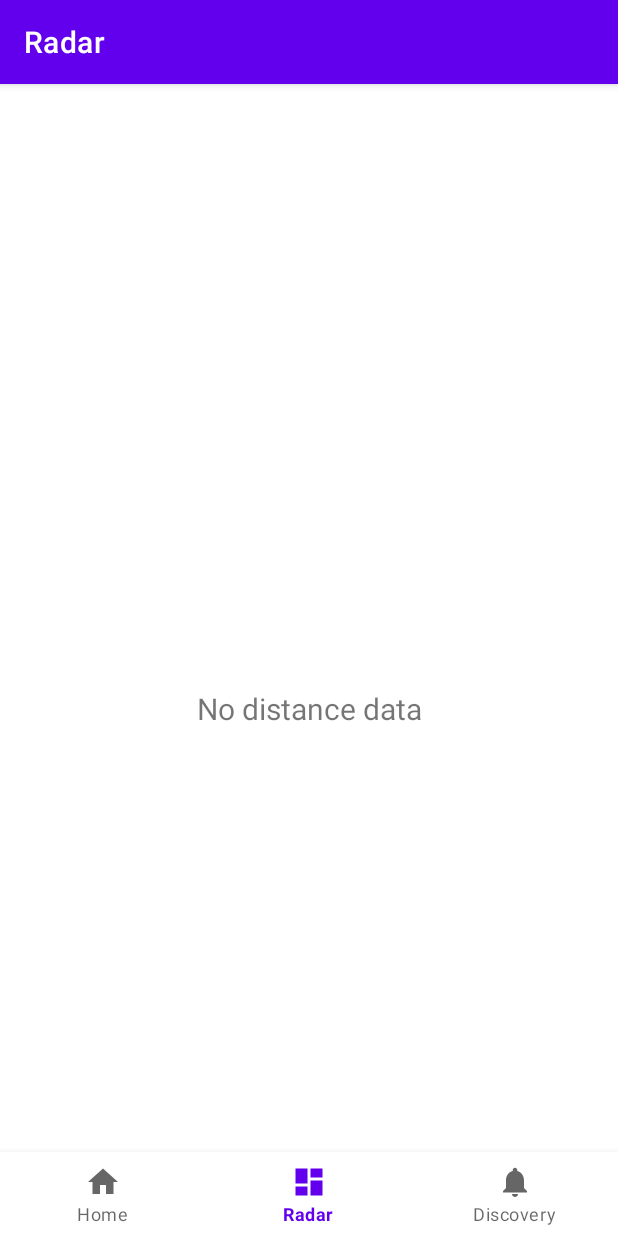
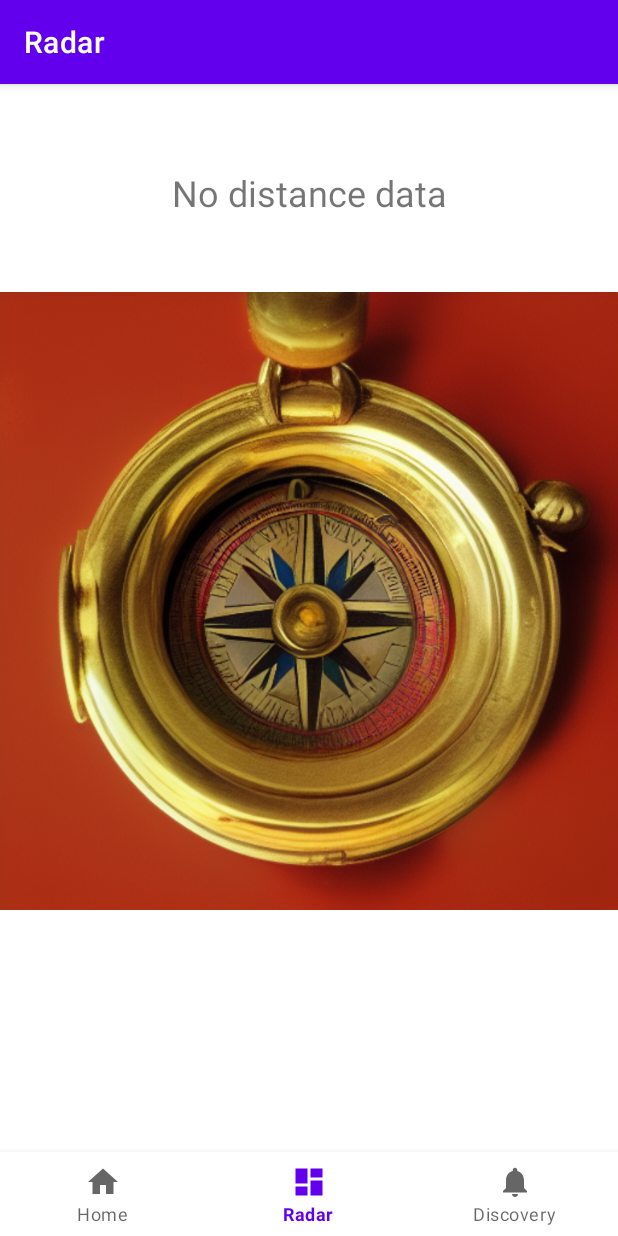
Before and after one commit to ruitaomu/DiscoverySite, an Android app: the screen it shows after launch (MainActivity), item 2 of the bottom bar chosen, on a phone screen of 412 x 824 dp. Run offline under Robolectric (Android 15) with nearby library versions, the light colour scheme and no system bars; our stand-ins replace Room's generated code, navigation-ui.

Commit message:
More features

```diff
--- a/app/src/main/java/com/jfighter/discoverysite/ui/discovery/DiscoveryViewModel.java
+++ b/app/src/main/java/com/jfighter/discoverysite/ui/discovery/DiscoveryViewModel.java
@@ -74,7 +74,7 @@ public class DiscoveryViewModel extends AndroidViewModel  implements LocationLis
                 Log.d(TAG, "Discovered a site!");
                 PoiInfo poi = Helper.POI().getPOIByLocation(nearestTargetLocation);
                 if (poi != null) {
-                    mDiscoveredItemRepository.insert(new DiscoveryItem(poi.getmDescription()));
+                    mDiscoveredItemRepository.insert(new DiscoveryItem(poi.getmSiteName()));
                 } else {
                     Log.e(TAG, "Discovered site location is missing in target list");
                 }
--- a/app/src/main/java/com/jfighter/discoverysite/ui/home/HomeFragment.java
+++ b/app/src/main/java/com/jfighter/discoverysite/ui/home/HomeFragment.java
@@ -35,8 +35,11 @@ public class HomeFragment extends Fragment {
         binding = FragmentHomeBinding.inflate(inflater, container, false);
         View root = binding.getRoot();
 
-        final ImageView imageView = binding.imageView;
-        imageView.setImageResource(R.drawable.arrow);
+        final ImageView arrowView = binding.homeCompassArrowView;
+        arrowView.setImageResource(R.drawable.arrow);
+        final ImageView bgView = binding.homeBackgroundView;
+        bgView.setImageAlpha(64);
+        bgView.setImageResource(R.drawable.homecompassbg);
 
         final TextView textView = binding.textView;
         homeViewModel.getText().observe(getViewLifecycleOwner(), textView::setText);
@@ -46,7 +49,7 @@ public class HomeFragment extends Fragment {
             @Override
             public void onChanged(Float newBearing) {
                 if (newBearing != null) {
-                    imageView.setRotation(newBearing);
+                    arrowView.setRotation(newBearing);
                 }
             }
         };
--- a/app/src/main/java/com/jfighter/discoverysite/ui/radar/RadarFragment.java
+++ b/app/src/main/java/com/jfighter/discoverysite/ui/radar/RadarFragment.java
@@ -8,12 +8,14 @@ import android.view.Gravity;
 import android.view.LayoutInflater;
 import android.view.View;
 import android.view.ViewGroup;
+import android.widget.ImageView;
 import android.widget.TextView;
 
 import androidx.annotation.NonNull;
 import androidx.fragment.app.Fragment;
 import androidx.lifecycle.ViewModelProvider;
 
+import com.jfighter.discoverysite.R;
 import com.jfighter.discoverysite.databinding.FragmentRadarBinding;
 import com.jfighter.discoverysite.ui.discovery.PopupDetailsWindow;
 import com.jfighter.discoverysite.util.Helper;
@@ -36,15 +38,20 @@ public class RadarFragment extends Fragment {
         binding = FragmentRadarBinding.inflate(inflater, container, false);
         View root = binding.getRoot();
 
-        final TextView textView = binding.textDashboard;
+        final ImageView imageView = binding.imageViewRadar;
+        imageView.setImageResource(R.drawable.radar);
+
+        final TextView textView = binding.textRadardisp;
         radarViewModel.getText().observe(getViewLifecycleOwner(), text -> {
             try {
                 Log.d(TAG, "Text change observed: "+text);
                 Double.parseDouble(text);
                 textView.setText(text);
+                imageView.setImageResource(R.drawable.radar);
             } catch (NumberFormatException e) {
                 if (text.equals("No distance data")) {
                     textView.setText(text);
+                    imageView.setImageResource(R.drawable.radar);
                 } else {
                     PopupDetailsWindow popupWindow = new PopupDetailsWindow(getContext(), text);
                     popupWindow.showAtLocation(getView(), Gravity.CENTER, 0, 0);
--- a/app/src/main/java/com/jfighter/discoverysite/ui/radar/RadarViewModel.java
+++ b/app/src/main/java/com/jfighter/discoverysite/ui/radar/RadarViewModel.java
@@ -11,6 +11,7 @@ import androidx.lifecycle.AndroidViewModel;
 import androidx.lifecycle.LiveData;
 import androidx.lifecycle.MutableLiveData;
 
+import com.jfighter.discoverysite.database.DiscoveryItem;
 import com.jfighter.discoverysite.database.DiscoveryItemRepository;
 import com.jfighter.discoverysite.util.Coordinate;
 import com.jfighter.discoverysite.util.Helper;
@@ -25,7 +26,7 @@ public class RadarViewModel extends AndroidViewModel implements  LocationListene
 
     private final static String TAG = "RadarViewModel";
     private final MutableLiveData<String> mText;
-
+    DiscoveryItemRepository mDiscoveredItemRepository;
     private final ArrayList<Location> mTargetLocations;
 
     public RadarViewModel(Application application) {
@@ -37,8 +38,8 @@ public class RadarViewModel extends AndroidViewModel implements  LocationListene
 
         mTargetLocations = new ArrayList<>();
 
-        DiscoveryItemRepository discoveredItemRepository = Helper.getDiscoveryItemRepository(application);
-        List<String> discoveredNames = discoveredItemRepository.retrieveAllNames();
+        mDiscoveredItemRepository = Helper.getDiscoveryItemRepository(application);
+        List<String> discoveredNames = mDiscoveredItemRepository.retrieveAllNames();
 
         Enumeration<String> names = pois.getNames();
         while (names.hasMoreElements()) {
@@ -78,7 +79,8 @@ public class RadarViewModel extends AndroidViewModel implements  LocationListene
                 Log.d(TAG, "Discovered a site!");
                 PoiInfo poi = Helper.POI().getPOIByLocation(nearestTargetLocation);
                 if (poi != null) {
-                    mText.setValue(poi.getmDescription());
+                    mText.setValue(poi.getmSiteName());
+                    mDiscoveredItemRepository.insert(new DiscoveryItem(poi.getmSiteName()));
                 } else {
                     Log.e(TAG, "Discovered site location is missing in target list");
                 }
--- a/app/src/main/java/com/jfighter/discoverysite/util/Helper.java
+++ b/app/src/main/java/com/jfighter/discoverysite/util/Helper.java
@@ -62,8 +62,19 @@ public class Helper {
             return null;
         }
 
-
-        locationManager.requestLocationUpdates(LocationManager.GPS_PROVIDER, 0, 0, listener);
+        boolean needApprove = true;
+        while (needApprove) {
+            try {
+                locationManager.requestLocationUpdates(LocationManager.GPS_PROVIDER, 0, 0, listener);
+                needApprove = false;
+            } catch (SecurityException e) {
+                try {
+                    Thread.sleep(500);
+                } catch (InterruptedException ex) {
+                    throw new RuntimeException(ex);
+                }
+            }
+        }
         return listener;
     }
 
@@ -132,11 +143,14 @@ public class Helper {
                 double lng = coordinates.getDouble(1);
                 String filename = item.getString("imgname");
                 String type = item.getString("type");
+                String desc = item.getString("description");
                 Log.d(TAG, "Name: " + name);
                 Log.d(TAG, "Coordinates: " + lat + ", " + lng);
                 Log.d(TAG, "Filename: " + filename);
                 Log.d(TAG, "Type: " + type);
-                poiList.addPOI(name, new PoiInfo(new Coordinate(lat, lng), filename, name, type));
+                poiList.addPOI(name, new PoiInfo(new Coordinate(lat, lng),
+                                                    filename,
+                                                    name, type, desc));
             }
         } catch (JSONException e) {
             e.printStackTrace();
--- a/app/src/main/java/com/jfighter/discoverysite/util/PoiInfo.java
+++ b/app/src/main/java/com/jfighter/discoverysite/util/PoiInfo.java
@@ -1,16 +1,21 @@
 package com.jfighter.discoverysite.util;
 
 public class PoiInfo {
-    private Coordinate mCoordinate;
-    private String mImageName;
-    private String mDescription;
-    private String mType;
+    private final String mDescription;
+    private final Coordinate mCoordinate;
+    private final String mImageName;
+    private final String mSiteName;
+    private final String mType;
 
-    public PoiInfo(Coordinate coordinate, String imageName, String description, String type) {
+    public PoiInfo(Coordinate coordinate,
+                   String imageName,
+                   String siteName,
+                   String type, String description) {
         mCoordinate = coordinate;
         mImageName = imageName;
+        mSiteName = siteName;
+        mType = type;
         mDescription = description;
-        mType = type;
     }
 
     public Coordinate getmCoordinate() {
@@ -21,11 +26,13 @@ public class PoiInfo {
         return mImageName;
     }
 
-    public String getmDescription() {
-        return mDescription;
+    public String getmSiteName() {
+        return mSiteName;
     }
 
     public String getmType() {
         return mType;
     }
+
+    public String getmDescription() { return mDescription; }
 }
--- a/app/src/main/res/layout/fragment_discovery.xml
+++ b/app/src/main/res/layout/fragment_discovery.xml
@@ -11,6 +11,7 @@
     <androidx.recyclerview.widget.RecyclerView
         android:id="@+id/recyclerView"
         android:layout_width="match_parent"
-        android:layout_height="match_parent"/>
+        android:layout_height="match_parent">
+    </androidx.recyclerview.widget.RecyclerView>
 
 </LinearLayout>
--- a/app/src/main/res/layout/fragment_radar.xml
+++ b/app/src/main/res/layout/fragment_radar.xml
@@ -5,18 +5,26 @@
     android:layout_width="match_parent"
     android:layout_height="match_parent"
     tools:context=".ui.radar.RadarFragment">
-
     <TextView
-        android:id="@+id/text_dashboard"
-        android:layout_width="match_parent"
+        android:id="@+id/text_radardisp"
+        android:layout_width="wrap_content"
         android:layout_height="wrap_content"
-        android:layout_marginStart="8dp"
-        android:layout_marginTop="8dp"
-        android:layout_marginEnd="8dp"
-        android:textAlignment="center"
-        android:textSize="20sp"
-        app:layout_constraintBottom_toBottomOf="parent"
+        android:textSize="24sp"
         app:layout_constraintEnd_toEndOf="parent"
         app:layout_constraintStart_toStartOf="parent"
         app:layout_constraintTop_toTopOf="parent" />
+
+    <ImageView
+        android:id="@+id/imageViewRadar"
+        android:layout_width="wrap_content"
+        android:layout_height="wrap_content"
+        app:layout_constraintEnd_toEndOf="parent"
+        app:layout_constraintHorizontal_bias="0.5"
+        app:layout_constraintStart_toStartOf="parent"
+        app:layout_constraintTop_toBottomOf="@+id/text_radardisp"
+        tools:src="@drawable/radar" />
+
+
+
+
 </androidx.constraintlayout.widget.ConstraintLayout>
```
Also changed, not shown: app/src/main/java/com/jfighter/discoverysite/ui/discovery/DiscoveryListAdapter.java (+15 -5 lines), app/src/main/res/layout/discovery_list_row_item.xml (+12 -13 lines), app/src/main/res/layout/fragment_home.xml (+22 -15 lines), app/src/main/res/raw/poi.json (+6 -3 lines), app/src/main/res/drawable-v24/arrow.png, app/src/main/res/drawable-v24/homecompassbg.png (added), app/src/main/res/drawable-v24/questionmark_icon.png (added), app/src/main/res/drawable-v24/radar.png (added), app/src/main/res/drawable-v24/statue_icon.png (added), app/src/main/res/drawable-v24/temple_icon.png (added).
